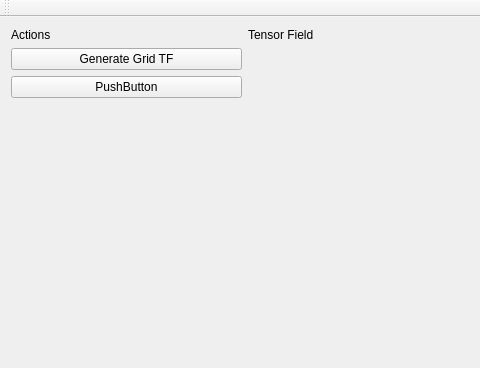
Old version of the form mainwindow.ui in the repository matthieuheitz/IPSM; both pictures show x 0 to 480 and y 0 to 368 of the 728 by 368 pixel window.
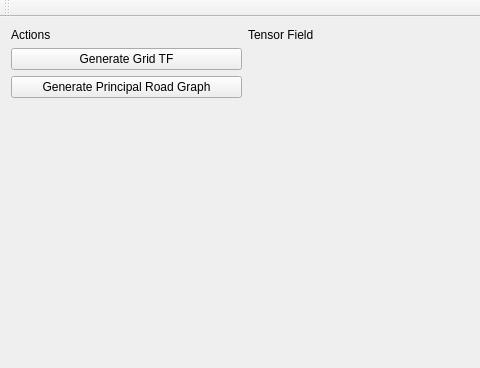
New version of the form.

Commit message: ENH: Integrate street graph generation to the UI

```diff
--- a/mainwindow.ui
+++ b/mainwindow.ui
@@ -41,7 +41,7 @@
       <item row="1" column="0">
        <widget class="QPushButton" name="pushButton_2">
         <property name="text">
-         <string>PushButton</string>
+         <string>Generate Principal Road Graph</string>
         </property>
        </widget>
       </item>
```
Left out of the diff: 2 changed lines with no effect on the pictures. The commit also changes 4 other files.
